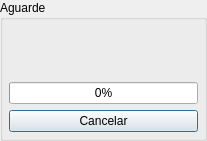
Before: the Qt Designer form caixamensagemprogresso.ui in fallomermo/SeverinoToolKit, drawn with Qt 5.
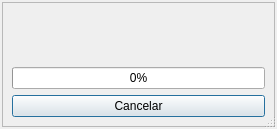
After: the same form once the commit is applied. Icons and pictures are not drawn.

What changed in the file:
```diff
--- a/caixamensagemprogresso.ui
+++ b/caixamensagemprogresso.ui
@@ -6,53 +6,62 @@
    <rect>
     <x>0</x>
     <y>0</y>
-    <width>207</width>
-    <height>141</height>
+    <width>277</width>
+    <height>129</height>
    </rect>
   </property>
+  <property name="minimumSize">
+   <size>
+    <width>277</width>
+    <height>129</height>
+   </size>
+  </property>
+  <property name="maximumSize">
+   <size>
+    <width>277</width>
+    <height>129</height>
+   </size>
+  </property>
+  <property name="contextMenuPolicy">
+   <enum>Qt::NoContextMenu</enum>
+  </property>
   <property name="windowTitle">
    <string>Processando...</string>
   </property>
   <property name="toolTip">
    <string>&lt;html&gt;&lt;head/&gt;&lt;body&gt;&lt;p&gt;Trabalhando em sua &lt;span style=&quot; font-weight:600; font-style:italic;&quot;&gt;requisição&lt;/span&gt;...&lt;/p&gt;&lt;/body&gt;&lt;/html&gt;</string>
   </property>
-  <property name="styleSheet">
-   <string notr="true"/>
+  <property name="sizeGripEnabled">
+   <bool>true</bool>
   </property>
-  <layout class="QGridLayout" name="gridLayout">
+  <layout class="QVBoxLayout" name="verticalLayout_2">
    <property name="leftMargin">
-    <number>0</number>
+    <number>2</number>
    </property>
    <property name="topMargin">
-    <number>0</number>
+    <number>2</number>
    </property>
    <property name="rightMargin">
-    <number>0</number>
+    <number>2</number>
    </property>
    <property name="bottomMargin">
-    <number>0</number>
+    <number>2</number>
    </property>
-   <property name="spacing">
-    <number>0</number>
-   </property>
-   <item row="0" column="0">
-    <widget class="QGroupBox" name="groupBox">
-     <property name="title">
-      <string>Aguarde</string>
+   <item>
+    <widget class="QFrame" name="frame">
+     <property name="minimumSize">
+      <size>
+       <width>100</width>
+       <height>100</height>
+      </size>
+     </property>
+     <property name="frameShape">
+      <enum>QFrame::StyledPanel</enum>
+     </property>
+     <property name="frameShadow">
+      <enum>QFrame::Raised</enum>
      </property>
      <layout class="QVBoxLayout" name="verticalLayout">
-      <property name="leftMargin">
-       <number>6</number>
-      </property>
-      <property name="topMargin">
-       <number>0</number>
-      </property>
-      <property name="rightMargin">
-       <number>6</number>
-      </property>
-      <property name="bottomMargin">
-       <number>6</number>
-      </property>
       <item>
        <widget class="QLabel" name="labelImageFrame">
         <property name="text">
@@ -64,6 +73,9 @@
         <property name="alignment">
          <set>Qt::AlignCenter</set>
         </property>
+        <property name="wordWrap">
+         <bool>true</bool>
+        </property>
        </widget>
       </item>
       <item>
```
Left out of the diff: 8 changed lines with no effect on the pictures.
